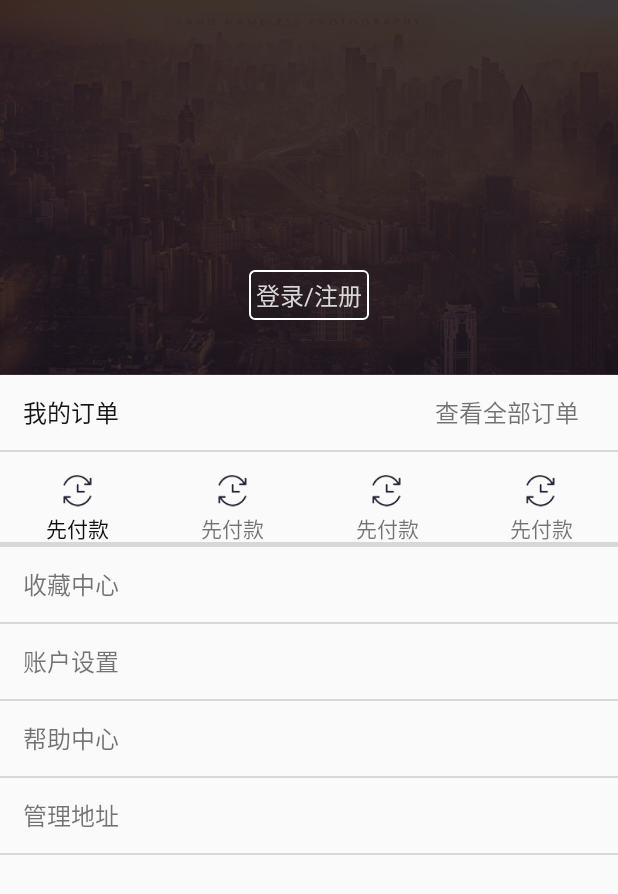
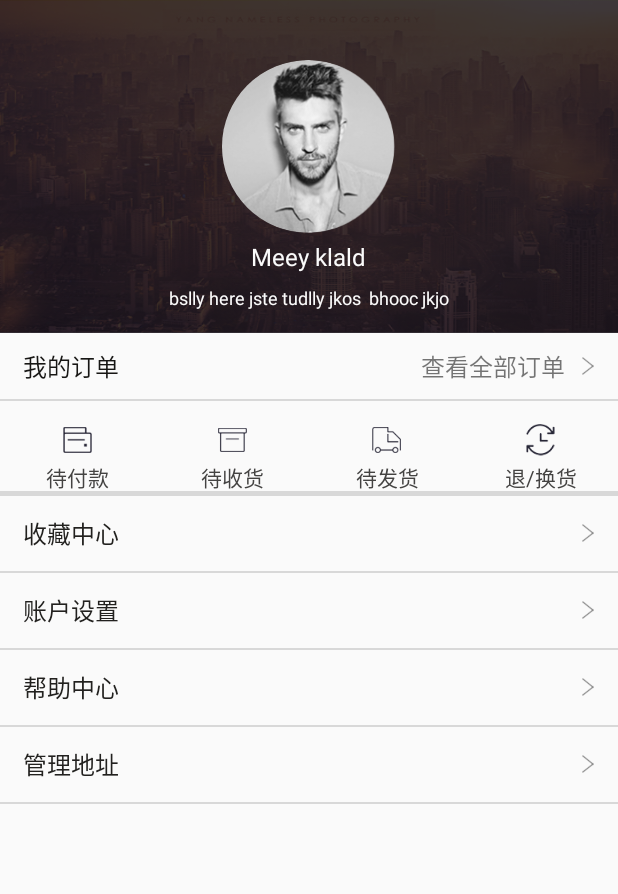
Before and after one commit to shareForTeam/EBJ, an Android app: the fragment MySelfFragment shown on its own in the app's theme, on a phone screen of 412 x 824 dp. Shown: the top 894 px of the screen. Run offline under Robolectric (Android 15) with nearby library versions, the light colour scheme and no system bars; our stand-ins replace CircleImageView.

Commit message:
9-14 整合代码

```diff
--- a/app/src/main/AndroidManifest.xml
+++ b/app/src/main/AndroidManifest.xml
@@ -24,7 +24,6 @@
         </activity>
         <activity android:name=".Activity.SplashActivity"></activity>
         <activity android:name=".Activity.LeaderActivity"></activity>
-        <activity android:name=".Activity.MySelfCenterActivity" />
         <activity android:name=".Activity.LoginActivity" />
         <activity android:name=".Activity.PersonSettingActivity" />
         <activity android:name=".Activity.PayClickActivity" />
--- a/app/src/main/java/share/com/ebj/Activity/PersonSettingActivity.java
+++ b/app/src/main/java/share/com/ebj/Activity/PersonSettingActivity.java
@@ -1,14 +1,27 @@
 package share.com.ebj.Activity;
 
+import android.app.Activity;
+import android.content.Intent;
+import android.content.SharedPreferences;
+import android.database.Cursor;
+import android.graphics.Bitmap;
+import android.graphics.BitmapFactory;
+import android.net.Uri;
 import android.os.Bundle;
+import android.provider.MediaStore;
 import android.support.v7.app.AppCompatActivity;
+import android.util.Log;
 import android.view.View;
 import android.widget.ImageView;
 import android.widget.LinearLayout;
 import android.widget.Toast;
 
+import com.nostra13.universalimageloader.core.DisplayImageOptions;
+import com.nostra13.universalimageloader.core.ImageLoader;
+
 import de.hdodenhof.circleimageview.CircleImageView;
 import share.com.ebj.R;
+import share.com.ebj.SingleUser.UserSingleton;
 
 /**
  * Created by Administrator on 2016/9/5.
@@ -20,6 +33,8 @@ public class PersonSettingActivity extends AppCompatActivity implements View.OnC
     private ImageView person_setting_back;
     private LinearLayout nicheng_button,sex_button,gexingqianming_button,changebg_button,erweima_button,change_passward_button;
     private CircleImageView circleImageView;
+    private final int REQUEST_CODE = 0;
+    private final int RESULT_CODE = 0;
     @Override
     protected void onCreate(Bundle savedInstanceState) {
         super.onCreate(savedInstanceState);
@@ -27,6 +42,26 @@ public class PersonSettingActivity extends AppCompatActivity implements View.OnC
         init();
         click();
 
+
+
+
+    }
+    /** 根据登录信息设置相应控件*/
+    public void isLogin(){
+        SharedPreferences login_SP = getSharedPreferences("user_id", MODE_PRIVATE);
+        int user_id = login_SP.getInt("user_id", -1);
+        if(user_id != -1){
+            UserSingleton userSingleton = UserSingleton.getInstance();
+            String icon = userSingleton.getIcon();
+            String self_sign = userSingleton.getSelf_sign();
+            String name = userSingleton.getName();
+
+            ImageLoader imageLoader = ImageLoader.getInstance();
+            imageLoader.displayImage(icon,circleImageView);
+
+        }else {
+
+        }
     }
 
     /***
@@ -95,10 +130,41 @@ public class PersonSettingActivity extends AppCompatActivity implements View.OnC
                 break;
             //头像的设置
             case R.id.circleImageView:
-                Toast.makeText(getApplicationContext(),"头像的设置",Toast.LENGTH_SHORT).show();
+                startSystemImage();
                 break;
 
         }
 
     }
+
+    /**调用系统相册*/
+    public void  startSystemImage(){
+        Intent intent = new Intent(Intent.ACTION_PICK,
+                android.provider.MediaStore.Images.Media.EXTERNAL_CONTENT_URI);
+        startActivityForResult(intent, REQUEST_CODE);
+
+    }
+    @Override
+    protected void onActivityResult(int requestCode, int resultCode, Intent data) {
+        super.onActivityResult(requestCode, resultCode, data);
+        if (requestCode == REQUEST_CODE && resultCode == Activity.RESULT_OK && data != null) {
+            Uri selectedImage = data.getData();
+            String[] filePathColumns = {MediaStore.Images.Media.DATA};
+            Cursor c = getContentResolver().query(selectedImage, filePathColumns, null, null, null);
+            c.moveToFirst();
+            int columnIndex = c.getColumnIndex(filePathColumns[0]);
+            String imagePath = c.getString(columnIndex);
+//            currtView.setTag(""+imagePath);
+            /**设置选中的图片*/
+//            showImage(imagePath);
+            // TODO: 2016/9/13 向服务器上传图片，服务器返回服务器图片地址，更新UserSingleton、本地数据库信息
+            Bitmap touxiang = BitmapFactory.decodeFile(imagePath);
+            circleImageView.setImageBitmap(touxiang);
+            Intent intent_Result = new Intent();
+            intent_Result.putExtra("touxiang_path",imagePath);
+            setResult(RESULT_CODE,intent_Result);
+            c.close();
+        }
+    }
+
 }
--- a/app/src/main/java/share/com/ebj/Activity/ProductActivity.java
+++ b/app/src/main/java/share/com/ebj/Activity/ProductActivity.java
@@ -136,7 +136,7 @@ public class ProductActivity extends AppCompatActivity implements View.OnClickLi
 
                 /**设置价格*/
                 tv_prize.setText(goods_price);
-                // TODO: 2016/9/11 价格前面加上RMB符号
+
 
                 /**设置名字*/
                 tv_name.setText(goods_name);
@@ -234,9 +234,8 @@ public class ProductActivity extends AppCompatActivity implements View.OnClickLi
 
                 loginSP_user_id = loginSP.getInt("user_id", -1);
                 if (loginSP_user_id != -1) {
-                    // TODO: 2016/9/11 把iv_shopCar --> drawable
                     if (iv_shopCar.isSelected()) {
-                        // TODO: 2016/9/11 删除收藏 ：删除UserSingleton中对应的goods_id，删除本地数据库user表的相应goods_id，删除服务器上数据
+
                         /**删除UserSingleton中对应的goods_id，删除本地数据库user表的相应goods_id，删除服务器上数据*/
                         UserSingleton userSingleton = UserSingleton.getInstance();
                         String user_goods_id = userSingleton.getGoods_id();
--- a/app/src/main/java/share/com/ebj/Activity/SortActivity.java
+++ b/app/src/main/java/share/com/ebj/Activity/SortActivity.java
@@ -63,6 +63,7 @@ public class SortActivity extends AppCompatActivity {
                         sort_viewPager.setCurrentItem(0);
                         break;
                     case R.id.sort_rb3:
+                        // TODO: 2016/9/13 判断是否登录
                         sort_viewPager.setCurrentItem(1);
                         break;
                     case R.id.sort_rb4:
--- a/app/src/main/java/share/com/ebj/SingleUser/UserSingleton.java
+++ b/app/src/main/java/share/com/ebj/SingleUser/UserSingleton.java
@@ -46,18 +46,18 @@ public class UserSingleton {
 //        return new_goods_id;
 //    }
 
-    public List<String> getGoods_id_List() {
-        String[] split = this.goods_id.split(";");
-        ArrayList<String> arrayList = new ArrayList<>();
-        for (String string : split) {
-            if (string.equals("null")|| string.equals("")) {
-                continue;
-            } else {
-                arrayList.add(string);
-            }
-        }
-        return arrayList;
-    }
+//    public List<String> getGoods_id_List() {
+//        String[] split = this.goods_id.split(";");
+//        ArrayList<String> arrayList = new ArrayList<>();
+//        for (String string : split) {
+//            if (string.equals("null")|| string.equals("")) {
+//                continue;
+//            } else {
+//                arrayList.add(string);
+//            }
+//        }
+//        return arrayList;
+//    }
 
 
 //    public String deleteGoods_id(String delete_goods_id) {
--- a/app/src/main/java/share/com/ebj/leadFragment/MySelfFragment.java
+++ b/app/src/main/java/share/com/ebj/leadFragment/MySelfFragment.java
@@ -1,6 +1,8 @@
 package share.com.ebj.leadFragment;
 
 import android.content.Intent;
+import android.graphics.Bitmap;
+import android.graphics.BitmapFactory;
 import android.os.Bundle;
 import android.support.annotation.Nullable;
 import android.support.v4.app.Fragment;
@@ -8,21 +10,67 @@ import android.util.Log;
 import android.view.LayoutInflater;
 import android.view.View;
 import android.view.ViewGroup;
+import android.widget.LinearLayout;
+import android.widget.RelativeLayout;
+import android.widget.TextView;
 
+import de.hdodenhof.circleimageview.CircleImageView;
+import share.com.ebj.Activity.PersonSettingActivity;
 import share.com.ebj.R;
 
 /**
  * Created by Administrator on 2016/9/8.
  */
-public class MySelfFragment extends Fragment{
+public class MySelfFragment extends Fragment implements View.OnClickListener {
     private String TAG = "crazyK";
+    private RelativeLayout rv_accountSetting;
+    private CircleImageView civ_touxiang;
+    private final int REQUEST_CODE = 0;
+
     @Nullable
     @Override
     public View onCreateView(LayoutInflater inflater, @Nullable ViewGroup container, @Nullable Bundle savedInstanceState) {
-        View view=inflater.inflate(R.layout.myself_fragment,container,false);
+        // TODO: 2016/9/13 判断是否登录，如果登录获取个人信息更新相关控件
+        View view=inflater.inflate(R.layout.fragment_setting,container,false);
+        initView(view);
+        initListener();
         Intent intentFromMain = getActivity().getIntent();
         int user_id = intentFromMain.getIntExtra("user_id", -1);
         Log.i(TAG, ""+user_id);
         return view;
     }
+
+    public void initView(View view){
+        rv_accountSetting = (RelativeLayout) view.findViewById(R.id.fragment_setting_account_setting);
+        civ_touxiang = (CircleImageView) view.findViewById(R.id.fragment_setting_touxiang);
+    }
+
+    public void initListener(){
+        rv_accountSetting.setOnClickListener(this);
+    }
+
+    @Override
+    public void onClick(View view) {
+        switch (view.getId()){
+            /**账户设置*/
+            case R.id.fragment_setting_account_setting:
+                // TODO: 2016/9/13 判断是否登录
+                Intent intent_MyselfToSettingCenter = new Intent(getActivity(), PersonSettingActivity.class);
+                /**需要带回来头像bitmap，个性签名*/
+                startActivityForResult(intent_MyselfToSettingCenter,REQUEST_CODE);
+                break;
+        }
+    }
+
+    @Override
+    public void onActivityResult(int requestCode, int resultCode, Intent data) {
+        if(requestCode == 0 &&resultCode == 0){
+            if(data != null){
+                String touxiang_path = data.getStringExtra("touxiang_path");
+                Bitmap touxiang = BitmapFactory.decodeFile(touxiang_path);
+                civ_touxiang.setImageBitmap(touxiang);
+            }
+
+        }
+    }
 }
--- a/app/src/main/res/layout/nologin.xml
+++ b/app/src/main/res/layout/fragment_setting.xml
@@ -16,7 +16,8 @@
             android:layout_height="222dp"
             android:background="@mipmap/background_03">
 
-            <ImageView
+            <de.hdodenhof.circleimageview.CircleImageView
+                android:id="@+id/fragment_setting_touxiang"
                 android:layout_width="115dp"
                 android:layout_height="115dp"
                 android:layout_centerHorizontal="true"
@@ -222,6 +223,7 @@
             android:background="#d8d8d8" />
 
         <RelativeLayout
+            android:id="@+id/fragment_setting_account_setting"
             android:layout_width="match_parent"
             android:layout_height="50dp">
 
--- a/app/src/main/res/layout/myself_fragment.xml
+++ /dev/null
@@ -1,279 +0,0 @@
-<?xml version="1.0" encoding="utf-8"?>
-
-<LinearLayout xmlns:android="http://schemas.android.com/apk/res/android"
-    android:layout_width="match_parent"
-    android:layout_height="match_parent"
-    android:orientation="vertical">
-
-    <ScrollView
-        android:layout_width="match_parent"
-        android:layout_height="0dp"
-        android:layout_weight="1">
-
-        <LinearLayout
-            android:layout_width="match_parent"
-            android:layout_height="match_parent"
-            android:orientation="vertical">
-
-            <RelativeLayout
-                android:layout_width="match_parent"
-                android:layout_height="250dp"
-                android:background="@mipmap/background_03">
-
-                <TextView
-                    android:layout_width="wrap_content"
-                    android:layout_height="wrap_content"
-                    android:layout_centerHorizontal="true"
-                    android:layout_marginTop="180dp"
-                    android:background="@drawable/dot3"
-                    android:text="登录/注册"
-                    android:textColor="#d8d8d8"
-                    android:textSize="16sp" />
-            </RelativeLayout>
-
-            <RelativeLayout
-                android:layout_width="match_parent"
-                android:layout_height="50dp">
-
-                <TextView
-                    android:layout_width="wrap_content"
-                    android:layout_height="match_parent"
-                    android:layout_marginLeft="15dp"
-                    android:gravity="center_vertical"
-                    android:text="我的订单"
-                    android:textColor="#171614"
-                    android:textSize="16sp" />
-
-                <LinearLayout
-                    android:layout_width="wrap_content"
-                    android:layout_height="match_parent"
-                    android:layout_alignParentRight="true"
-                    android:layout_marginRight="20dp"
-                    android:orientation="horizontal">
-
-                    <TextView
-                        android:layout_width="match_parent"
-                        android:layout_height="match_parent"
-                        android:gravity="center_vertical"
-                        android:text="查看全部订单"
-                        android:textSize="16sp" />
-
-                    <ImageView
-                        android:layout_width="6dp"
-                        android:layout_height="9dp"
-                        android:layout_gravity="center_vertical" />
-                </LinearLayout>
-
-
-            </RelativeLayout>
-
-            <TextView
-                android:layout_width="match_parent"
-                android:layout_height="1dp"
-                android:background="#d8d8d8" />
-
-            <LinearLayout
-                android:layout_width="match_parent"
-                android:layout_height="60dp"
-                android:orientation="horizontal">
-
-                <RelativeLayout
-                    android:layout_width="match_parent"
-                    android:layout_height="match_parent"
-                    android:layout_marginLeft="20dp"
-                    android:layout_marginRight="20dp"
-                    android:layout_weight="1">
-
-                    <ImageView
-                        android:layout_width="19dp"
-                        android:layout_height="21dp"
-                        android:layout_centerHorizontal="true"
-                        android:layout_marginTop="15dp"
-                        android:src="@mipmap/pay" />
-
-                    <TextView
-                        android:layout_width="match_parent"
-                        android:layout_height="wrap_content"
-                        android:layout_marginTop="40dp"
-                        android:gravity="center_horizontal"
-                        android:textColor="#12110f"
-                        android:text="先付款" />
-                </RelativeLayout>
-
-                <RelativeLayout
-                    android:layout_width="match_parent"
-                    android:layout_height="match_parent"
-                    android:layout_marginLeft="20dp"
-                    android:layout_marginRight="20dp"
-                    android:layout_weight="1">
-
-                    <ImageView
-                        android:layout_width="19dp"
-                        android:layout_height="21dp"
-                        android:layout_centerHorizontal="true"
-                        android:layout_marginTop="15dp"
-                        android:src="@mipmap/pay" />
-
-                    <TextView
-                        android:layout_width="match_parent"
-                        android:layout_height="wrap_content"
-                        android:layout_marginTop="40dp"
-                        android:gravity="center_horizontal"
-                        android:text="先付款" />
-                </RelativeLayout>
-
-                <RelativeLayout
-                    android:layout_width="match_parent"
-                    android:layout_height="match_parent"
-                    android:layout_marginLeft="20dp"
-                    android:layout_marginRight="20dp"
-                    android:layout_weight="1">
-
-                    <ImageView
-                        android:layout_width="19dp"
-                        android:layout_height="21dp"
-                        android:layout_centerHorizontal="true"
-                        android:layout_marginTop="15dp"
-                        android:src="@mipmap/pay" />
-
-                    <TextView
-                        android:layout_width="match_parent"
-                        android:layout_height="wrap_content"
-                        android:layout_marginTop="40dp"
-                        android:gravity="center_horizontal"
-                        android:text="先付款" />
-                </RelativeLayout>
-
-                <RelativeLayout
-                    android:layout_width="match_parent"
-                    android:layout_height="match_parent"
-                    android:layout_marginLeft="20dp"
-                    android:layout_marginRight="20dp"
-                    android:layout_weight="1">
-
-                    <ImageView
-                        android:layout_width="19dp"
-                        android:layout_height="21dp"
-                        android:layout_centerHorizontal="true"
-                        android:layout_marginTop="15dp"
-                        android:src="@mipmap/pay" />
-
-                    <TextView
-                        android:layout_width="match_parent"
-                        android:layout_height="wrap_content"
-                        android:layout_marginTop="40dp"
-                        android:gravity="center_horizontal"
-                        android:text="先付款" />
-                </RelativeLayout>
-            </LinearLayout>
-
-            <TextView
-                android:layout_width="match_parent"
-                android:layout_height="3dp"
-                android:background="#d8d8d8" />
-
-            <RelativeLayout
-                android:layout_width="match_parent"
-                android:layout_height="50dp">
-
-                <TextView
-                    android:layout_width="wrap_content"
-                    android:layout_height="match_parent"
-                    android:layout_marginLeft="15dp"
-                    android:gravity="center"
-                    android:text="收藏中心"
-                    android:textSize="16sp" />
-
-                <ImageView
-                    android:layout_width="6dp"
-                    android:layout_height="9dp"
-                    android:layout_alignParentRight="true"
-                    android:layout_centerVertical="true"
-                    android:layout_marginRight="15dp" />
-            </RelativeLayout>
-
-            <TextView
-                android:layout_width="match_parent"
-                android:layout_height="1dp"
-                android:background="#d8d8d8" />
-
-            <RelativeLayout
-                android:layout_width="match_parent"
-                android:layout_height="50dp">
-
-                <TextView
-                    android:id="@+id/setting_setting"
-                    android:layout_width="wrap_content"
-                    android:layout_height="match_parent"
-                    android:layout_marginLeft="15dp"
-                    android:gravity="center"
-                    android:text="账户设置"
-                    android:textSize="16sp" />
-
-                <ImageView
-                    android:layout_width="6dp"
-                    android:layout_height="9dp"
-                    android:layout_alignParentRight="true"
-                    android:layout_centerVertical="true"
-                    android:layout_marginRight="15dp" />
-            </RelativeLayout>
-
-            <TextView
-                android:layout_width="match_parent"
-                android:layout_height="1dp"
-                android:background="#d8d8d8" />
-
-            <RelativeLayout
-                android:layout_width="match_parent"
-                android:layout_height="50dp">
-
-                <TextView
-                    android:layout_width="wrap_content"
-                    android:layout_height="match_parent"
-                    android:layout_marginLeft="15dp"
-                    android:gravity="center"
-                    android:text="帮助中心"
-                    android:textSize="16sp" />
-
-                <ImageView
-                    android:layout_width="6dp"
-                    android:layout_height="9dp"
-                    android:layout_alignParentRight="true"
-                    android:layout_centerVertical="true"
-                    android:layout_marginRight="15dp" />
-            </RelativeLayout>
-
-            <TextView
-                android:layout_width="match_parent"
-                android:layout_height="1dp"
-                android:background="#d8d8d8" />
-
-            <RelativeLayout
-                android:layout_width="match_parent"
-                android:layout_height="50dp">
-
-                <TextView
-                    android:layout_width="wrap_content"
-                    android:layout_height="match_parent"
-                    android:layout_marginLeft="15dp"
-                    android:gravity="center"
-                    android:text="管理地址"
-                    android:textSize="16sp" />
-
-                <ImageView
-                    android:layout_width="6dp"
-                    android:layout_height="9dp"
-                    android:layout_alignParentRight="true"
-                    android:layout_centerVertical="true"
-                    android:layout_marginRight="15dp" />
-            </RelativeLayout>
-
-            <TextView
-                android:layout_width="match_parent"
-                android:layout_height="1dp"
-                android:background="#d8d8d8" />
-        </LinearLayout>
-    </ScrollView>
-
-
-</LinearLayout>
```
